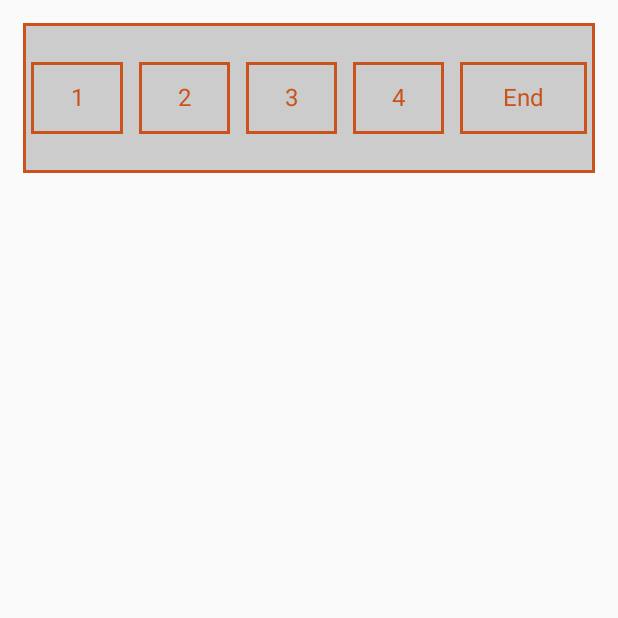
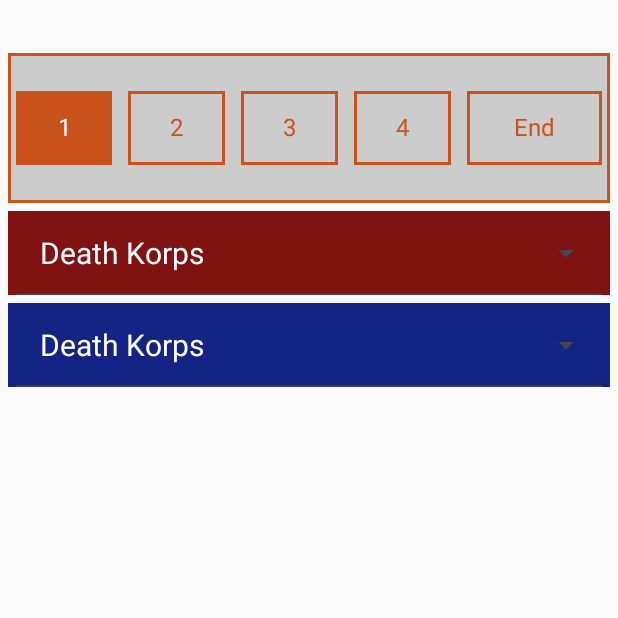
Before and after one commit to Lin1ux/KillTeamApp, an Android app built with Jetpack Compose: the screen it shows after launch (MainActivity), on a phone screen of 412 x 824 dp, the top half of it. Run offline under Robolectric (Android 15) with nearby library versions, the phone set to English and light mode, and no system bars; our stand-ins replace window size class.

Commit message:
Team Selection

```diff
--- a/app/build.gradle.kts
+++ b/app/build.gradle.kts
@@ -50,8 +50,8 @@ dependencies {
     implementation(libs.androidx.ui.tooling.preview)
     implementation(libs.androidx.material3)
     implementation("androidx.navigation:navigation-compose:2.8.9")
-    implementation("androidx.compose.material3:material3-window-size-class:1.3.1")
-    implementation("androidx.lifecycle:lifecycle-runtime-ktx:2.6.2")
+    implementation("androidx.compose.material3:material3-window-size-class:1.3.2")
+    //implementation("androidx.lifecycle:lifecycle-runtime-ktx:2.6.2")
     testImplementation(libs.junit)
     androidTestImplementation(libs.androidx.junit)
     androidTestImplementation(libs.androidx.espresso.core)
--- a/app/src/main/java/com/example/killteam/Navigation.kt
+++ b/app/src/main/java/com/example/killteam/Navigation.kt
@@ -6,6 +6,7 @@ import androidx.compose.material3.windowsizeclass.WindowWidthSizeClass
 import androidx.compose.material3.windowsizeclass.calculateWindowSizeClass
 import androidx.compose.runtime.Composable
 import androidx.compose.ui.platform.LocalContext
+import androidx.lifecycle.viewmodel.compose.viewModel
 import androidx.navigation.NavController
 import androidx.navigation.NavType
 import androidx.navigation.compose.NavHost
@@ -16,12 +17,14 @@ import androidx.navigation.navArgument
 @Composable
 fun Navigation()
 {
+    val viewModel: ScoreViewModel = viewModel()
+
     val navController = rememberNavController()
     NavHost(navController = navController, startDestination = Screen.MainScreen.route)
     {
         composable(route = Screen.MainScreen.route)
         {
-            ScoreScreen(navController = navController)
+            ScoreScreen(navController = navController,viewModel = viewModel)
             //MainScreen(navController = navController)
         }
         /*composable (
@@ -45,12 +48,14 @@ fun Navigation()
 
 @OptIn(ExperimentalMaterial3WindowSizeClassApi::class)
 @Composable
-fun ScoreScreen(navController : NavController)
+fun ScoreScreen(navController : NavController,viewModel: ScoreViewModel)
 {
+
+
     val context = LocalContext.current
     val activity = context as ComponentActivity
     val windowSizeClass = calculateWindowSizeClass(activity)    //Pobranie klasy ekranu
-    ScoreScreen()
+    ScoreScreen(viewModel = viewModel)
     /*when (windowSizeClass.widthSizeClass)   //when działa podobnie do switcha
     {
         //Kompaktowy rozmiar
--- a/app/src/main/java/com/example/killteam/ScoreScreen.kt
+++ b/app/src/main/java/com/example/killteam/ScoreScreen.kt
@@ -17,8 +17,15 @@ import androidx.compose.foundation.lazy.LazyColumn
 import androidx.compose.foundation.shape.RoundedCornerShape
 import androidx.compose.material3.Button
 import androidx.compose.material3.ButtonDefaults
+import androidx.compose.material3.DropdownMenu
+import androidx.compose.material3.DropdownMenuItem
 import androidx.compose.material3.ExperimentalMaterial3Api
+import androidx.compose.material3.ExposedDropdownMenuBox
+import androidx.compose.material3.ExposedDropdownMenuDefaults
 import androidx.compose.material3.Text
+import androidx.compose.material3.TextField
+import androidx.compose.material3.TextFieldColors
+import androidx.compose.material3.TextFieldDefaults
 import androidx.compose.runtime.Composable
 import androidx.compose.runtime.LaunchedEffect
 import androidx.compose.runtime.getValue
@@ -40,37 +47,43 @@ import kotlinx.coroutines.delay
 import com.example.killteam.ui.theme.KTColors
 
 @Composable
-fun ScoreScreen()
+fun ScoreScreen(viewModel: ScoreViewModel)
 {
-    LazyColumn()
+    LazyColumn(modifier = Modifier.fillMaxSize().padding(vertical = 35.dp, horizontal = 5.dp))
     {
         item()
         {
-            RoundBar()
+            RoundBar(viewModel)
         }
         item()
         {
-            PlayerInfo(KTColors.Red)
+            PlayerInfo(KTColors.Red,true,viewModel)
+        }
+        item()
+        {
+            PlayerInfo(KTColors.Blue,false,viewModel)
         }
     }
 }
 
 @Composable
-fun PlayerInfo(color : Color)
+fun PlayerInfo(color : Color,
+               firstPlayer : Boolean,
+               viewModel: ScoreViewModel)
 {
-    Column()
+    Column(modifier = Modifier.padding(top = 5.dp))
     {
-        TeamSelection(color)
+        TeamSelection(color,firstPlayer,viewModel)
     }
 
 }
 
 @Composable
-fun RoundBar()
+fun RoundBar(viewModel: ScoreViewModel)
 {
-    Box(
-        modifier = Modifier.fillMaxWidth().padding(15.dp).height(100.dp).border(2.dp, KTColors.Orange, RectangleShape),
-        contentAlignment = Alignment.Center
+
+    Column(
+        modifier = Modifier.fillMaxWidth().height(100.dp).border(2.dp, KTColors.Orange, RectangleShape)
     )
     {
         Row(
@@ -81,44 +94,49 @@ fun RoundBar()
         {
             //Spacer(modifier = Modifier.weight(1.0f).fillMaxWidth())
             Button(
-                modifier = Modifier.weight(0.75f).fillMaxWidth().padding(5.dp).border(2.dp, KTColors.Orange),
-                colors = ButtonDefaults.buttonColors(containerColor = Color.Transparent),
-                onClick = {}
+                modifier = Modifier.weight(0.75f).fillMaxWidth().fillMaxHeight().padding(vertical = 25.dp, horizontal = 5.dp).border(2.dp, KTColors.Orange),
+                colors = ButtonDefaults.buttonColors(containerColor = viewModel.GetBackgroundRoundColor(1)),
+                shape = RectangleShape,
+                onClick = { viewModel.ChangeRound(1) }
             )
             {
-                    Text("1", style = TextStyle(color = KTColors.Orange, fontSize = 16.sp))
+                    Text("1", style = TextStyle(color = viewModel.GetTextRoundColor(1), fontSize = 16.sp))
             }
             Button(
-                modifier = Modifier.weight(0.75f).fillMaxWidth().padding(5.dp).border(2.dp, KTColors.Orange),
-                colors = ButtonDefaults.buttonColors(containerColor = Color.Transparent),
-                onClick = {}
+                modifier = Modifier.weight(0.75f).fillMaxWidth().fillMaxHeight().padding(vertical = 25.dp, horizontal = 5.dp).border(2.dp, KTColors.Orange),
+                colors = ButtonDefaults.buttonColors(containerColor = viewModel.GetBackgroundRoundColor(2)),
+                shape = RectangleShape,
+                onClick = { viewModel.ChangeRound(2) }
             )
             {
-                Text("2",style = TextStyle(color = KTColors.Orange, fontSize = 16.sp))
+                Text("2",style = TextStyle(color = viewModel.GetTextRoundColor(2), fontSize = 16.sp))
             }
             Button(
-                modifier = Modifier.weight(0.75f).fillMaxWidth().padding(5.dp).border(2.dp, KTColors.Orange),
-                colors = ButtonDefaults.buttonColors(containerColor = Color.Transparent),
-                onClick = {}
+                modifier = Modifier.weight(0.75f).fillMaxWidth().fillMaxHeight().padding(vertical = 25.dp, horizontal = 5.dp).border(2.dp, KTColors.Orange),
+                colors = ButtonDefaults.buttonColors(containerColor = viewModel.GetBackgroundRoundColor(3)),
+                shape = RectangleShape,
+                onClick = { viewModel.ChangeRound(3) }
             )
             {
-                Text("3",style = TextStyle(color = KTColors.Orange, fontSize = 16.sp))
+                Text("3",style = TextStyle(color = viewModel.GetTextRoundColor(3), fontSize = 16.sp))
             }
             Button(
-                modifier = Modifier.weight(0.75f).fillMaxWidth().padding(5.dp).border(2.dp, KTColors.Orange),
-                colors = ButtonDefaults.buttonColors(containerColor = Color.Transparent),
-                onClick = {}
+                modifier = Modifier.weight(0.75f).fillMaxWidth().fillMaxHeight().padding(vertical = 25.dp, horizontal = 5.dp).border(2.dp, KTColors.Orange),
+                colors = ButtonDefaults.buttonColors(containerColor = viewModel.GetBackgroundRoundColor(4)),
+                shape = RectangleShape,
+                onClick = { viewModel.ChangeRound(4) }
             )
             {
-                Text("4",style = TextStyle(color = KTColors.Orange, fontSize = 16.sp))
+                Text("4",style = TextStyle(color = viewModel.GetTextRoundColor(4), fontSize = 16.sp))
             }
             Button(
-                modifier = Modifier.weight(1.0f).fillMaxWidth().padding(5.dp).border(2.dp, KTColors.Orange),
-                colors = ButtonDefaults.buttonColors(containerColor = Color.Transparent),
-                onClick = {}
+                modifier = Modifier.weight(1.0f).fillMaxWidth().fillMaxHeight().padding(vertical = 25.dp, horizontal = 5.dp).border(2.dp, KTColors.Orange),
+                colors = ButtonDefaults.buttonColors(containerColor = viewModel.GetBackgroundRoundColor(5)),
+                shape = RectangleShape,
+                onClick = { viewModel.ChangeRound(5) }
             )
             {
-                Text("End",style = TextStyle(color = KTColors.Orange, fontSize = 16.sp))
+                Text("End",style = TextStyle(color = viewModel.GetTextRoundColor(5), fontSize = 16.sp))
             }
             //Spacer(modifier = Modifier.weight(1.0f).fillMaxWidth())
         }
@@ -128,8 +146,62 @@ fun RoundBar()
 @OptIn(ExperimentalMaterial3Api::class)
 @Composable
 fun TeamSelection(
-    color : Color
+    color : Color,
+    firstPlayer : Boolean,
+    viewModel: ScoreViewModel
 )
 {
+    var isExpanded by remember { mutableStateOf(false) }
 
+    Column(
+        modifier = Modifier.fillMaxWidth().background(color).padding(horizontal = 5.dp),
+        horizontalAlignment = Alignment.CenterHorizontally
+    )
+    {
+        ExposedDropdownMenuBox(
+            modifier = Modifier.fillMaxWidth().background(color),
+            expanded = isExpanded,
+            onExpandedChange = {
+                isExpanded = !isExpanded
+            }
+        )
+        {
+            TextField(
+                modifier = Modifier.menuAnchor().fillMaxWidth(),
+                value = viewModel.GetTeam(firstPlayer).name,
+                onValueChange = {},
+                readOnly = true,
+                trailingIcon = { ExposedDropdownMenuDefaults.TrailingIcon(expanded = isExpanded) },
+                colors = TextFieldDefaults.colors(
+                    focusedTextColor = Color.White,
+                    unfocusedTextColor = Color.White,
+                    unfocusedContainerColor = color,
+                    focusedContainerColor = color
+                ),
+                textStyle = TextStyle(fontSize = 20.sp)
+            )
+
+            ExposedDropdownMenu(
+                expanded = isExpanded,
+                onDismissRequest = { isExpanded = false }
+            )
+            {
+                KillTeams.teamList.forEachIndexed()
+                {   index, team ->
+                    DropdownMenuItem(
+                        text = { Text(team.name) },
+                        contentPadding = ExposedDropdownMenuDefaults.ItemContentPadding,
+                        onClick = {
+                            if (firstPlayer) {
+                                viewModel.RedPlayer.selectedTeam = team
+                            } else {
+                                viewModel.BluePlayer.selectedTeam = team
+                            }
+                            isExpanded = false
+                        }
+                    )
+                }
+            }
+        }
+    }
 }
--- a/app/src/main/java/com/example/killteam/ScoreViewModel.kt
+++ b/app/src/main/java/com/example/killteam/ScoreViewModel.kt
@@ -4,21 +4,74 @@ import androidx.compose.runtime.getValue
 import androidx.compose.runtime.mutableStateOf
 import androidx.compose.runtime.setValue
 import androidx.lifecycle.ViewModel
+import androidx.compose.ui.graphics.Color
+import com.example.killteam.ui.theme.KTColors
 
 class ScoreViewModel : ViewModel()
 {
-    var round by mutableStateOf(1)
+    var round by mutableStateOf(1)                          //Current round of game
 
-    var redTeamName by mutableStateOf(KillTeams.DeathKorps.name)
-    var blueTeamName by mutableStateOf(KillTeams.DeathKorps.name)
+    //var redTeam by mutableStateOf(KillTeams.teamList[0])    //Team selected by red player
+    //var blueTeam by mutableStateOf(KillTeams.teamList[0])   //Team selected by blue player
 
+    //var selectedRedTacop by mutableStateOf(TacOps.Unknown)  //Selected tacoop by red player
+    //var selectedBlueTacop by mutableStateOf(TacOps.Unknown) //Selected tacoop by blue player
+
+    var RedPlayer by mutableStateOf(Player(
+        selectedTeam = KillTeams.teamList[0],
+        selectedTacop = TacOps.Unknown,
+        showTacoop = false
+        )
+    )
+
+    var BluePlayer by mutableStateOf(Player(
+        selectedTeam = KillTeams.teamList[0],
+        selectedTacop = TacOps.Unknown,
+        showTacoop = false
+        )
+    )
+
+    //Change round on selected value
     fun ChangeRound(newRound : Int)
     {
-        if(newRound > 5 && newRound < 0 )
+        if(newRound > 5 || newRound < 0)
         {
             round = 1
             return
         }
         round = newRound
     }
+    //return background color which depends of round number
+    fun GetBackgroundRoundColor(buttonNumber : Int) : Color
+    {
+        if(round == buttonNumber)
+        {
+            return KTColors.Orange
+        }
+        return Color.Transparent
+    }
+    //return text color which depends of round number
+    fun GetTextRoundColor(buttonNumber : Int) : Color
+    {
+        if(round == buttonNumber)
+        {
+            return Color.White
+        }
+        return KTColors.Orange
+    }
+    //return Information about selected team
+    fun GetTeam(isRedTeam : Boolean) : TeamInfo
+    {
+        if(isRedTeam)
+        {
+            return RedPlayer.selectedTeam
+        }
+        return BluePlayer.selectedTeam
+    }
 }
+
+data class Player(
+        var selectedTeam : TeamInfo,
+        var selectedTacop : Mission,
+        var showTacoop : Boolean
+        )
--- /dev/null
+++ b/app/src/main/java/com/example/killteam/Tacops.kt
@@ -0,0 +1,104 @@
+package com.example.killteam
+
+import androidx.compose.ui.graphics.Color
+import com.example.killteam.KillTeams.AngelsOfDeath
+import com.example.killteam.KillTeams.DeathKorps
+import com.example.killteam.KillTeams.HunterClade
+import com.example.killteam.KillTeams.KasrkinSquad
+import com.example.killteam.KillTeams.PlagueMarines
+import com.example.killteam.KillTeams.VoidscaredCorsairs
+import com.example.killteam.ui.theme.KTColors
+import kotlin.String
+
+data class Archetype(
+    var name : String,
+    var color : Color,
+    var missionList : List<Mission>
+)
+
+data class Mission(
+    var name : String,
+    var description : String
+)
+
+object TacOps
+{
+    //Unknown
+    val Unknown = Mission(
+        name = "Unknown",
+        description = ""
+    )
+    //Recon
+    val ConfirmKill = Mission(
+        name = "Confirm Kill",
+        description = ""
+    )
+    val RecoverItems = Mission(
+        name = "Confirm Kill",
+        description = ""
+    )
+    val PlantBeacons = Mission(
+        name = "Confirm Kill",
+        description = ""
+    )
+    val Recon = Archetype(
+        name = "Recon",
+        color = KTColors.Recon,
+        missionList = listOf(ConfirmKill,RecoverItems,PlantBeacons)
+    )
+    //Seek and Destroy
+    val Overun = Mission(
+        name = "Overun",
+        description = ""
+    )
+    val StormObjectives = Mission(
+        name = "Storm Objectives",
+        description = ""
+    )
+    val Champion = Mission(
+        name = "Champion",
+        description = ""
+    )
+    val SeekDestroy = Archetype(
+        name = "Seek and Destroy",
+        color = KTColors.SeekDestroy,
+        missionList = listOf(Overun,StormObjectives,Champion)
+    )
+    //Security
+    val Contain = Mission(
+        name = "Contain",
+        description = ""
+    )
+    val TakeGround = Mission(
+        name = "Take Ground",
+        description = ""
+    )
+    val SecureCenter = Mission(
+        name = "Secure Center",
+        description = ""
+    )
+    val Security = Archetype(
+        name = "Security",
+        color = KTColors.Security,
+        missionList = listOf(Contain,TakeGround,SecureCenter)
+    )
+    //Infiltration
+    val Surveillance = Mission(
+        name = "Surveillance",
+        description = ""
+    )
+    val Implant = Mission(
+        name = "Implant",
+        description = ""
+    )
+    val Wiretap = Mission(
+        name = "Wiretap",
+        description = ""
+    )
+    val Infiltration = Archetype(
+        name = "Infiltratino",
+        color = KTColors.Infiltration,
+        missionList = listOf(Surveillance,Implant,Wiretap)
+    )
+
+}
--- a/app/src/main/java/com/example/killteam/TeamInfo.kt
+++ b/app/src/main/java/com/example/killteam/TeamInfo.kt
@@ -1,7 +1,9 @@
 package com.example.killteam
 
+import androidx.compose.ui.graphics.Color
 import androidx.compose.ui.graphics.painter.Painter
 
 data class TeamInfo(
-    var name : String
+    var name : String,
+    var archetypes : List<Archetype>
 )
--- a/app/src/main/java/com/example/killteam/Teams.kt
+++ b/app/src/main/java/com/example/killteam/Teams.kt
@@ -3,26 +3,34 @@ package com.example.killteam
 object KillTeams
 {
     val DeathKorps = TeamInfo(
-        name = "Death Korps"
+        name = "Death Korps",
+        archetypes = listOf(TacOps.Security,TacOps.SeekDestroy)
     )
 
     val KasrkinSquad = TeamInfo(
-        name = "Kasrkin Squad"
+        name = "Kasrkin Squad",
+        archetypes = listOf(TacOps.Security,TacOps.SeekDestroy)
     )
 
     val AngelsOfDeath = TeamInfo(
-        name = "Angels Of Death"
+        name = "Angels Of Death",
+        archetypes = listOf(TacOps.Security,TacOps.SeekDestroy)
     )
 
     val VoidscaredCorsairs = TeamInfo(
-        name = "Voidscared Corsairs"
+        name = "Voidscared Corsairs",
+        archetypes = listOf(TacOps.Recon,TacOps.Infiltration)
     )
 
     val PlagueMarines = TeamInfo(
-        name = "Plague Marines"
+        name = "Plague Marines",
+        archetypes = listOf(TacOps.Security,TacOps.SeekDestroy)
     )
 
     val HunterClade = TeamInfo(
-        name = "Hunter Clade"
+        name = "Hunter Clade",
+        archetypes = listOf(TacOps.Recon,TacOps.SeekDestroy)
     )
+
+    val teamList = listOf(DeathKorps,KasrkinSquad,AngelsOfDeath,VoidscaredCorsairs,PlagueMarines,HunterClade)
 }
--- a/app/src/main/java/com/example/killteam/ui/theme/KTColors.kt
+++ b/app/src/main/java/com/example/killteam/ui/theme/KTColors.kt
@@ -5,6 +5,11 @@ import androidx.compose.ui.graphics.Color
 object KTColors
 {
     val Orange = Color(0xFFCA521C)
-    val Red = Color(0xFFCA1C1C)
-    val Blue = Color(0xFF1C39CA)
+    val Red = Color(0xFF811212)
+    val Blue = Color(0xFF132485)
+    val Security = Color(0xFF0B6BE1)
+    val SeekDestroy = Color(0xFFBD0003)
+    val Infiltration = Color(0xFF5F5F5F)
+    val Recon = Color(0xFFF05C22)
+
 }
```
